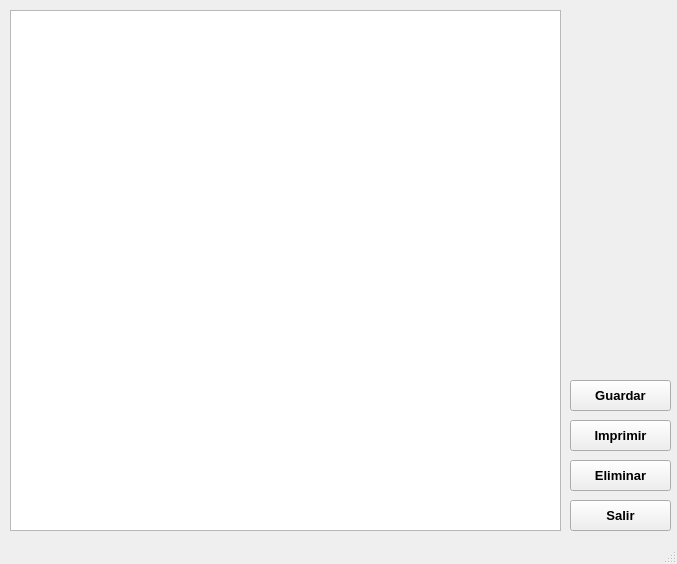
Before: the Qt Designer form MiniNomina/FrmDesign/DatosEmpleados.ui in CodeDrTech/DevelopPython, drawn with Qt 5.
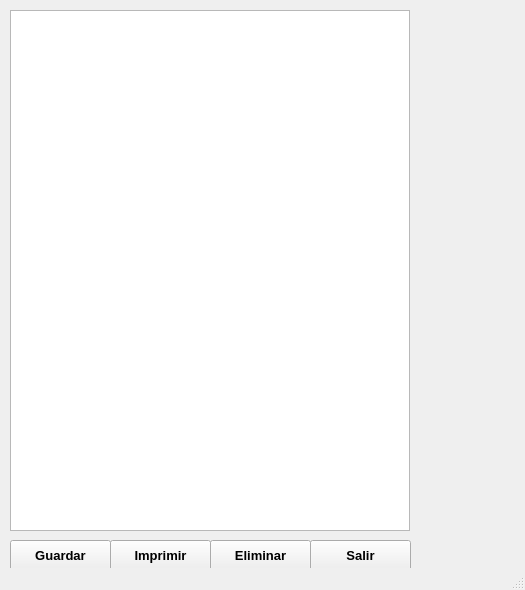
After: the same form once the commit is applied. Icons and pictures are not drawn.

Diff of the .ui file:
```diff
--- a/MiniNomina/FrmDesign/DatosEmpleados.ui
+++ b/MiniNomina/FrmDesign/DatosEmpleados.ui
@@ -9,8 +9,8 @@
    <rect>
     <x>0</x>
     <y>0</y>
-    <width>677</width>
-    <height>564</height>
+    <width>525</width>
+    <height>590</height>
    </rect>
   </property>
   <property name="windowTitle">
@@ -22,7 +22,7 @@
      <rect>
       <x>10</x>
       <y>10</y>
-      <width>551</width>
+      <width>400</width>
       <height>521</height>
      </rect>
     </property>
@@ -30,8 +30,8 @@
    <widget class="QPushButton" name="BtnGuardar">
     <property name="geometry">
      <rect>
-      <x>570</x>
-      <y>380</y>
+      <x>10</x>
+      <y>540</y>
       <width>101</width>
       <height>31</height>
      </rect>
@@ -60,8 +60,8 @@
    <widget class="QPushButton" name="BtnImprimir">
     <property name="geometry">
      <rect>
-      <x>570</x>
-      <y>420</y>
+      <x>110</x>
+      <y>540</y>
       <width>101</width>
       <height>31</height>
      </rect>
@@ -90,8 +90,8 @@
    <widget class="QPushButton" name="BtnSalir">
     <property name="geometry">
      <rect>
-      <x>570</x>
-      <y>500</y>
+      <x>310</x>
+      <y>540</y>
       <width>101</width>
       <height>31</height>
      </rect>
@@ -123,8 +123,8 @@
    <widget class="QPushButton" name="BtnEliminar">
     <property name="geometry">
      <rect>
-      <x>570</x>
-      <y>460</y>
+      <x>210</x>
+      <y>540</y>
       <width>101</width>
       <height>31</height>
      </rect>
```
